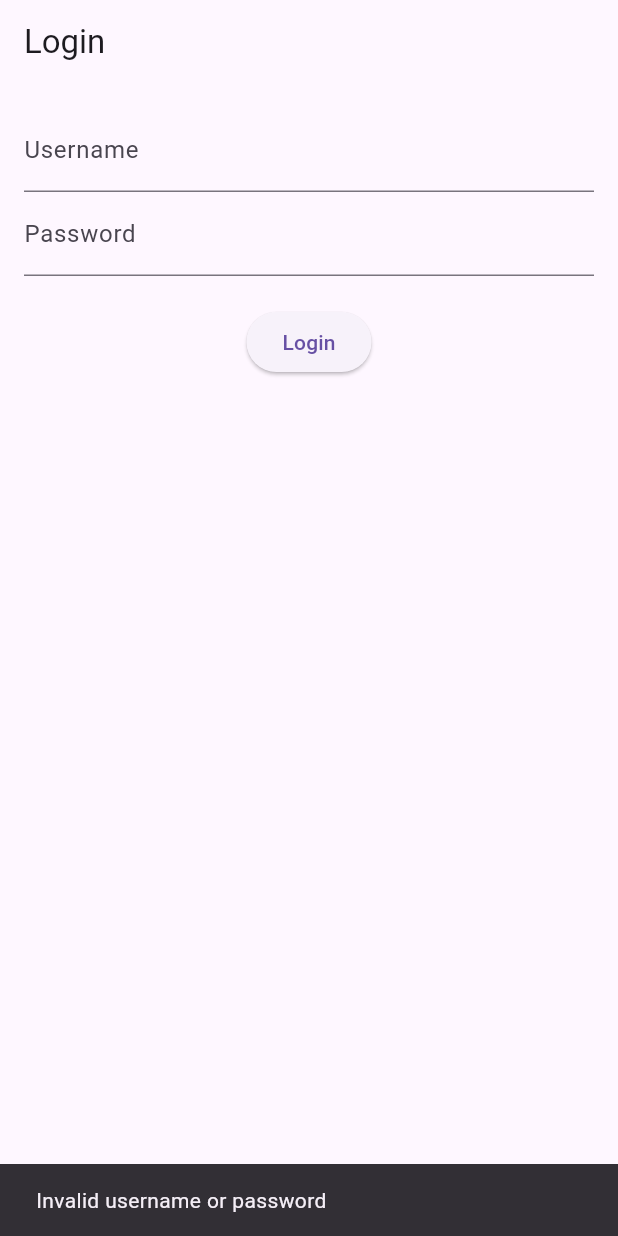
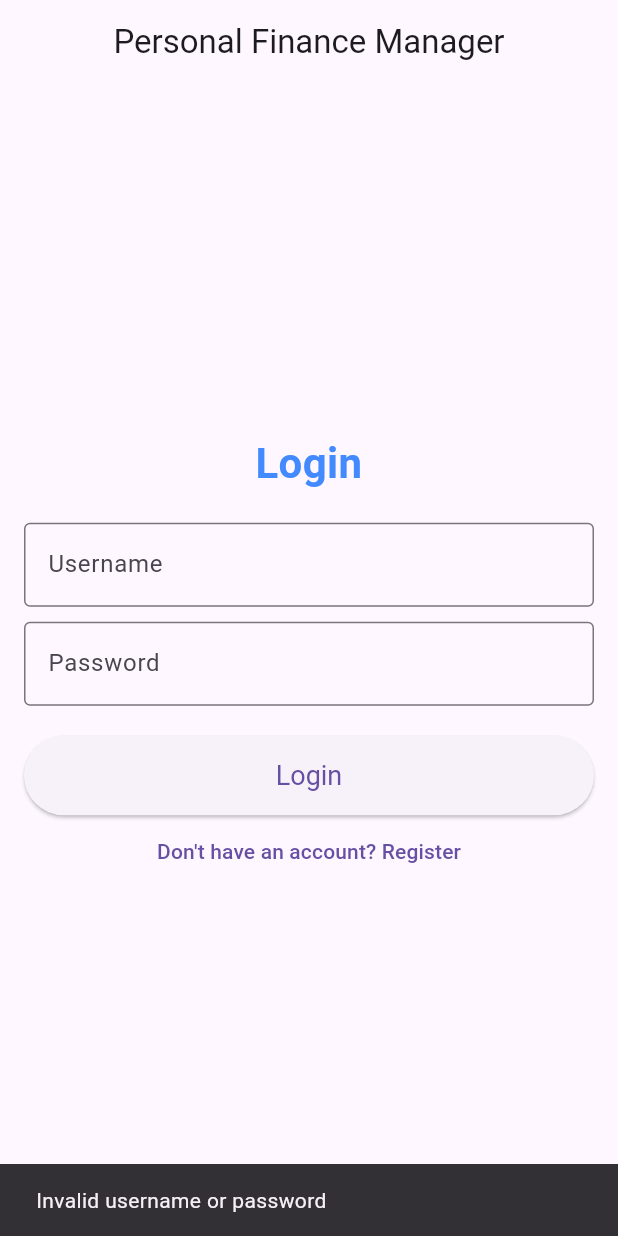
Before and after one commit to etheetla1/Personal_financeProject, a Flutter app: the screen it shows after launch, after a tap on "Login", on a phone screen of 412 x 824 dp. Run offline on Flutter 3.47's test engine with Material 3 defaults, Android fonts, the phone set to English and light mode, and no system bars; our stand-ins replace fl_chart, hive, hive_flutter, sqflite, syncfusion_flutter_charts; accounts and stored records are empty.

Commit message:
Enhanced with login and registering user with db actions

```diff
--- /dev/null
+++ b/lib/auth.dart
@@ -0,0 +1,112 @@
+import 'package:flutter/material.dart';
+import 'database_helper.dart';
+
+class AuthPage extends StatefulWidget {
+  @override
+  _AuthPageState createState() => _AuthPageState();
+}
+
+class _AuthPageState extends State<AuthPage> {
+  final _usernameController = TextEditingController();
+  final _passwordController = TextEditingController();
+  final DatabaseHelper _databaseHelper = DatabaseHelper();
+  bool _isLogin = true;
+
+  Future<void> _toggleForm() async {
+    setState(() {
+      _isLogin = !_isLogin;
+    });
+  }
+
+  Future<void> _login() async {
+    String username = _usernameController.text;
+    String password = _passwordController.text;
+
+    var user = await _databaseHelper.getUser(username, password);
+    if (user != null) {
+      Navigator.pushReplacementNamed(context, '/home');
+    } else {
+      ScaffoldMessenger.of(context).showSnackBar(
+        SnackBar(content: Text('Invalid username or password')),
+      );
+    }
+  }
+
+  Future<void> _register() async {
+    String username = _usernameController.text;
+    String password = _passwordController.text;
+
+    int id = await _databaseHelper.registerUser(username, password);
+    if (id > 0) {
+      ScaffoldMessenger.of(context).showSnackBar(
+        SnackBar(content: Text('User registered successfully')),
+      );
+      _toggleForm();
+    } else {
+      ScaffoldMessenger.of(context).showSnackBar(
+        SnackBar(content: Text('Failed to register user')),
+      );
+    }
+  }
+
+  @override
+  Widget build(BuildContext context) {
+    return Scaffold(
+      appBar: AppBar(
+        title: Center(
+          child: Text('Personal Finance Manager'),
+        ),
+      ),
+      body: Padding(
+        padding: const EdgeInsets.all(16.0),
+        child: Column(
+          mainAxisAlignment: MainAxisAlignment.center,
+          crossAxisAlignment: CrossAxisAlignment.stretch,
+          children: [
+            Text(
+              _isLogin ? 'Login' : 'Register',
+              style: TextStyle(
+                fontSize: 28,
+                fontWeight: FontWeight.bold,
+                color: Colors.blueAccent,
+              ),
+              textAlign: TextAlign.center,
+            ),
+            SizedBox(height: 20),
+            TextField(
+              controller: _usernameController,
+              decoration: InputDecoration(
+                labelText: 'Username',
+                border: OutlineInputBorder(),
+              ),
+            ),
+            SizedBox(height: 10),
+            TextField(
+              controller: _passwordController,
+              decoration: InputDecoration(
+                labelText: 'Password',
+                border: OutlineInputBorder(),
+              ),
+              obscureText: true,
+            ),
+            SizedBox(height: 20),
+            ElevatedButton(
+              onPressed: _isLogin ? _login : _register,
+              child: Text(_isLogin ? 'Login' : 'Register'),
+              style: ElevatedButton.styleFrom(
+                padding: EdgeInsets.symmetric(vertical: 16),
+                textStyle: TextStyle(fontSize: 18),
+              ),
+            ),
+            TextButton(
+              onPressed: _toggleForm,
+              child: Text(_isLogin
+                  ? 'Don\'t have an account? Register'
+                  : 'Already have an account? Login'),
+            ),
+          ],
+        ),
+      ),
+    );
+  }
+}
--- a/lib/login.dart
+++ /dev/null
@@ -1,70 +0,0 @@
-import 'package:flutter/material.dart';
-import 'database_helper.dart';
-
-class LoginPage extends StatefulWidget {
-  @override
-  _LoginPageState createState() => _LoginPageState();
-}
-
-class _LoginPageState extends State<LoginPage> {
-  final _usernameController = TextEditingController();
-  final _passwordController = TextEditingController();
-  final DatabaseHelper _databaseHelper = DatabaseHelper();
-
-  @override
-  void initState() {
-    super.initState();
-    _checkLoginStatus();
-  }
-
-  Future<void> _checkLoginStatus() async {
-    // Logic to check if user is already logged in (e.g., using shared preferences or a saved session)
-    // If logged in, navigate to the home screen
-  }
-
-  Future<void> _login() async {
-    String username = _usernameController.text;
-    String password = _passwordController.text;
-
-    var user = await _databaseHelper.getUser(username, password);
-    if (user != null) {
-      // Successfully logged in
-      Navigator.pushReplacementNamed(context, '/home');
-    } else {
-      // Failed to login
-      ScaffoldMessenger.of(context).showSnackBar(
-        SnackBar(content: Text('Invalid username or password')),
-      );
-    }
-  }
-
-  @override
-  Widget build(BuildContext context) {
-    return Scaffold(
-      appBar: AppBar(
-        title: Text('Login'),
-      ),
-      body: Padding(
-        padding: const EdgeInsets.all(16.0),
-        child: Column(
-          children: [
-            TextField(
-              controller: _usernameController,
-              decoration: InputDecoration(labelText: 'Username'),
-            ),
-            TextField(
-              controller: _passwordController,
-              decoration: InputDecoration(labelText: 'Password'),
-              obscureText: true,
-            ),
-            SizedBox(height: 20),
-            ElevatedButton(
-              onPressed: _login,
-              child: Text('Login'),
-            ),
-          ],
-        ),
-      ),
-    );
-  }
-}
--- a/lib/main.dart
+++ b/lib/main.dart
@@ -3,8 +3,7 @@ import 'package:expanse_management/presentation/widgets/bottom_navbar.dart';
 import 'package:expanse_management/domain/models/category_model.dart';
 import 'package:expanse_management/domain/models/transaction_model.dart';
 import 'package:hive_flutter/adapters.dart';
-import 'login.dart';
-import 'register.dart';
+import 'auth.dart';
 
 void main() async {
   WidgetsFlutterBinding.ensureInitialized();
@@ -24,14 +23,13 @@ class MyApp extends StatelessWidget {
   Widget build(BuildContext context) {
     return MaterialApp(
       debugShowCheckedModeBanner: false,
-      title: 'Personal Expense Management',
+      title: 'Personal Finance Manager',
       theme: ThemeData(
         primarySwatch: Colors.blue,
       ),
       initialRoute: '/',
       routes: {
-        '/': (context) => LoginPage(),
-        '/register': (context) => RegisterPage(),
+        '/': (context) => AuthPage(),
         '/home': (context) =>
             Bottom(), // Using the Bottom widget for home screen
       },
```
